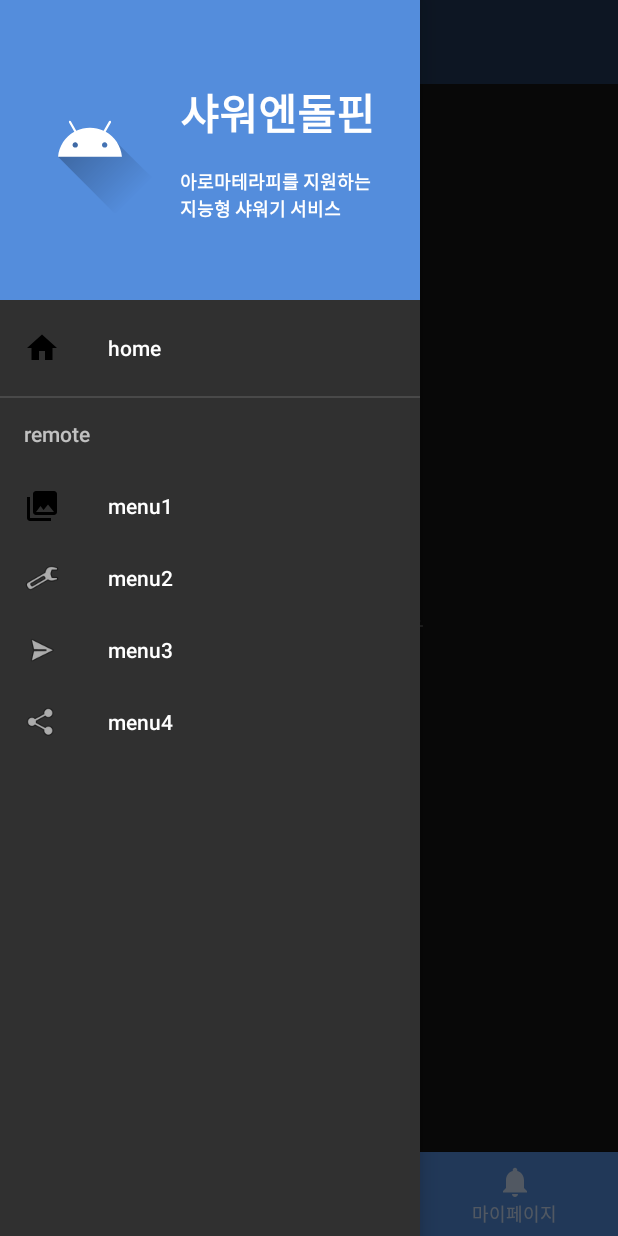
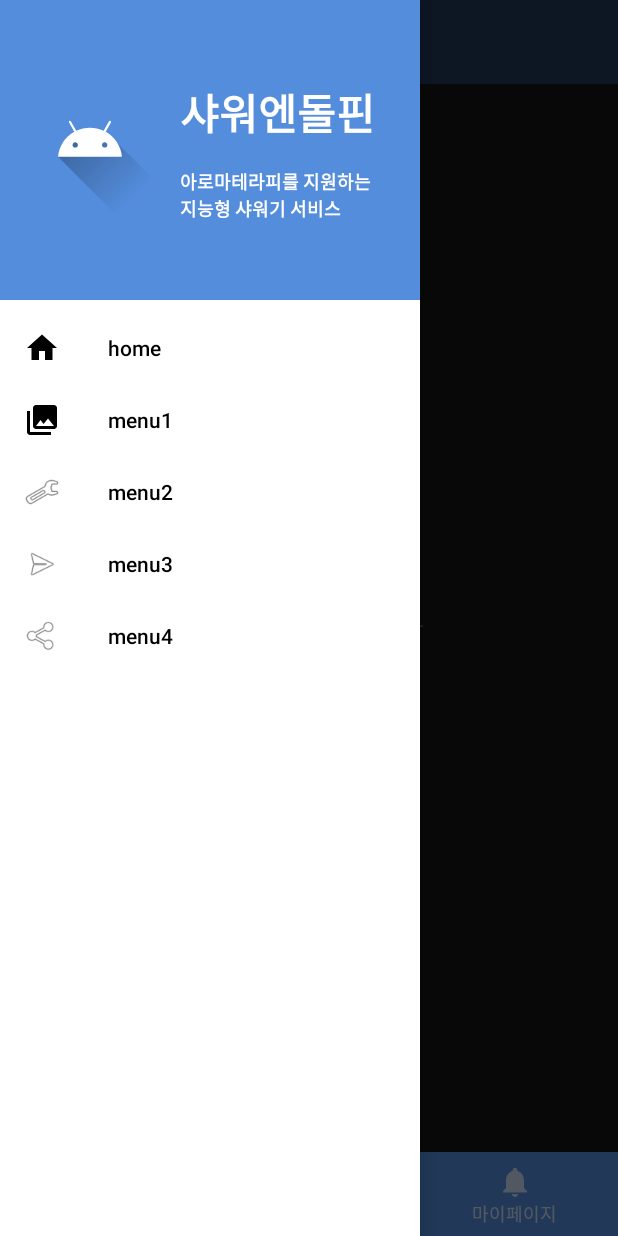
Before and after one commit to dclxxi/dclxxi-shower-booth-with-aromatherapy-application, an Android app: the screen it shows after launch (MainActivity), with the side drawer open, on a phone screen of 412 x 824 dp. Run offline under Robolectric (Android 15) with nearby library versions, the phone set to English and light mode, and no system bars; our stand-ins replace navigation-ui; plain views replace RoundedImageView.

Commit message:
#5 ui: Menu 완성(상세메뉴 미추가)

```diff
--- a/app/src/main/res/layout/activity_main.xml
+++ b/app/src/main/res/layout/activity_main.xml
@@ -57,6 +57,8 @@
         android:layout_height="match_parent"
         app:headerLayout="@layout/layout_navigation_header"
         app:menu="@menu/navigation_menu"
+        android:background="@color/white"
+        app:itemTextColor="@color/black"
         android:layout_gravity="start"/>
 
     <androidx.constraintlayout.widget.ConstraintLayout
--- a/app/src/main/res/menu/navigation_menu.xml
+++ b/app/src/main/res/menu/navigation_menu.xml
@@ -5,18 +5,15 @@
         android:icon="@drawable/ic_home_black_24dp"
         android:title="home" />
 
-    <item android:title="remote">
-        <menu>
     <item
         android:id="@+id/menu1"
         android:icon="@drawable/ic_menu_gallery"
-                android:title="menu1"/>
+        android:title="menu1" />
     <item
         android:id="@+id/menu2"
         android:icon="@drawable/ic_menu_manage"
-                android:title="menu2"/>
-        </menu>
-    </item>
+        android:title="menu2" />
+
 
     <item
         android:id="@+id/menu3"
```
Lines whose indentation alone changed are shown as unchanged.
